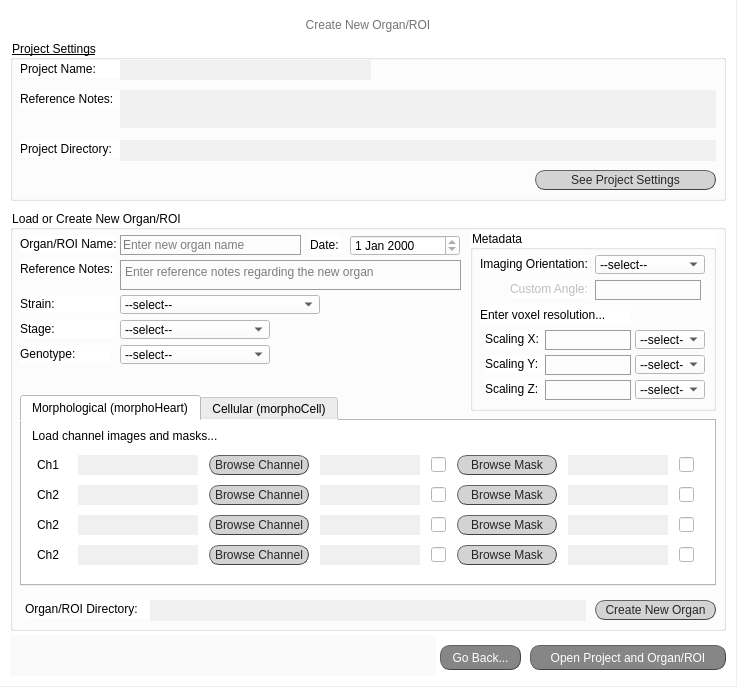
Above: create_organ_screen.ui from jsanchez679/morphoHeart_rev before the change. Below: the same form after it.
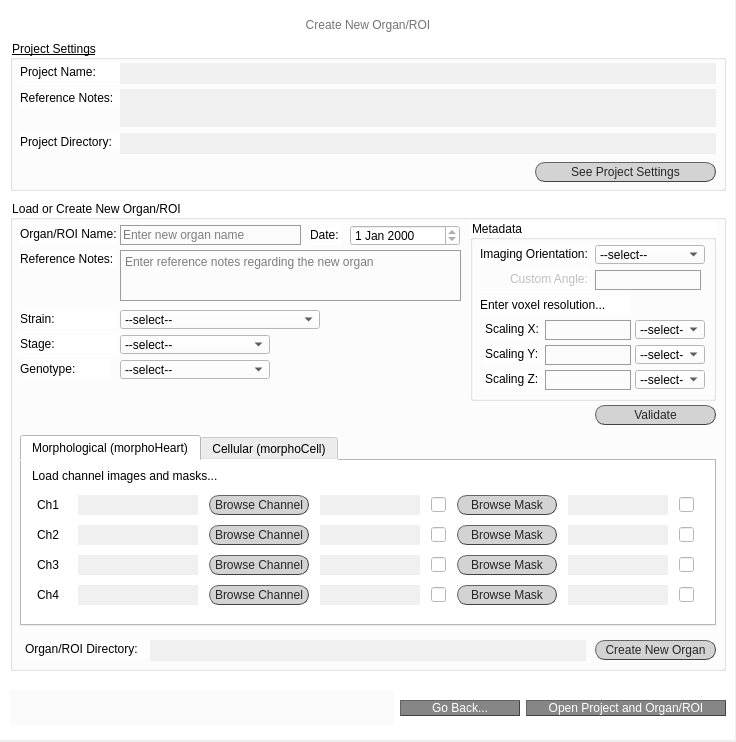
That is the form after the change.

Commit message: Started creating new organ and added reg_ex

```diff
--- a/create_organ_screen.ui
+++ b/create_organ_screen.ui
@@ -6,8 +6,8 @@
    <rect>
     <x>0</x>
     <y>0</y>
-    <width>737</width>
-    <height>687</height>
+    <width>736</width>
+    <height>742</height>
    </rect>
   </property>
   <property name="windowTitle">
@@ -18,8 +18,8 @@
     <rect>
      <x>0</x>
      <y>0</y>
-     <width>736</width>
-     <height>686</height>
+     <width>735</width>
+     <height>740</height>
     </rect>
    </property>
    <property name="styleSheet">
@@ -72,7 +72,7 @@
       <x>10</x>
       <y>40</y>
       <width>716</width>
-      <height>161</height>
+      <height>151</height>
      </rect>
     </property>
     <property name="styleSheet">
@@ -86,7 +86,7 @@
      <property name="geometry">
       <rect>
        <x>10</x>
-       <y>20</y>
+       <y>23</y>
        <width>111</width>
        <height>18</height>
       </rect>
@@ -102,7 +102,7 @@
      <property name="geometry">
       <rect>
        <x>10</x>
-       <y>50</y>
+       <y>49</y>
        <width>111</width>
        <height>18</height>
       </rect>
@@ -118,7 +118,7 @@
      <property name="geometry">
       <rect>
        <x>10</x>
-       <y>100</y>
+       <y>93</y>
        <width>111</width>
        <height>18</height>
       </rect>
@@ -130,47 +130,11 @@
       <string>Project Directory: </string>
      </property>
     </widget>
-    <widget class="QLabel" name="lab_filled_proj_name">
-     <property name="geometry">
-      <rect>
-       <x>110</x>
-       <y>20</y>
-       <width>251</width>
-       <height>20</height>
-      </rect>
-     </property>
-     <property name="styleSheet">
-      <string notr="true">font: 25 9pt &quot;Calibri Light&quot;;
-background-color: rgb(240, 240, 240);
-color: rgb(100, 100, 100);</string>
-     </property>
-     <property name="text">
-      <string/>
-     </property>
-    </widget>
-    <widget class="QLabel" name="lab_filled_ref_notes">
-     <property name="geometry">
-      <rect>
-       <x>110</x>
-       <y>50</y>
-       <width>596</width>
-       <height>38</height>
-      </rect>
-     </property>
-     <property name="styleSheet">
-      <string notr="true">font: 25 9pt &quot;Calibri Light&quot;;
-background-color: rgb(240, 240, 240);
-color: rgb(100, 100, 100);</string>
-     </property>
-     <property name="text">
-      <string/>
-     </property>
-    </widget>
     <widget class="QTextEdit" name="lab_filled_proj_dir">
      <property name="geometry">
       <rect>
        <x>110</x>
-       <y>100</y>
+       <y>93</y>
        <width>596</width>
        <height>21</height>
       </rect>
@@ -210,7 +174,7 @@
      <property name="geometry">
       <rect>
        <x>525</x>
-       <y>130</y>
+       <y>122</y>
        <width>181</width>
        <height>20</height>
       </rect>
@@ -245,14 +209,94 @@
       <bool>true</bool>
      </property>
     </widget>
+    <widget class="QTextEdit" name="lab_filled_proj_name">
+     <property name="geometry">
+      <rect>
+       <x>110</x>
+       <y>23</y>
+       <width>596</width>
+       <height>21</height>
+      </rect>
+     </property>
+     <property name="focusPolicy">
+      <enum>Qt::StrongFocus</enum>
+     </property>
+     <property name="styleSheet">
+      <string notr="true">font: 25 9pt &quot;Calibri Light&quot;;
+background-color: rgb(240, 240, 240);
+color: rgb(100, 100, 100);</string>
+     </property>
+     <property name="frameShape">
+      <enum>QFrame::NoFrame</enum>
+     </property>
+     <property name="frameShadow">
+      <enum>QFrame::Sunken</enum>
+     </property>
+     <property name="verticalScrollBarPolicy">
+      <enum>Qt::ScrollBarAlwaysOff</enum>
+     </property>
+     <property name="horizontalScrollBarPolicy">
+      <enum>Qt::ScrollBarAlwaysOff</enum>
+     </property>
+     <property name="readOnly">
+      <bool>true</bool>
+     </property>
+     <property name="html">
+      <string>&lt;!DOCTYPE HTML PUBLIC &quot;-//W3C//DTD HTML 4.0//EN&quot; &quot;http://www.w3.org/TR/REC-html40/strict.dtd&quot;&gt;
+&lt;html&gt;&lt;head&gt;&lt;meta name=&quot;qrichtext&quot; content=&quot;1&quot; /&gt;&lt;style type=&quot;text/css&quot;&gt;
+p, li { white-space: pre-wrap; }
+&lt;/style&gt;&lt;/head&gt;&lt;body style=&quot; font-family:'Calibri Light'; font-size:9pt; font-weight:24; font-style:normal;&quot;&gt;
+&lt;p align=&quot;center&quot; style=&quot;-qt-paragraph-type:empty; margin-top:0px; margin-bottom:0px; margin-left:0px; margin-right:0px; -qt-block-indent:0; text-indent:0px;&quot;&gt;&lt;br /&gt;&lt;/p&gt;&lt;/body&gt;&lt;/html&gt;</string>
+     </property>
+    </widget>
+    <widget class="QTextEdit" name="lab_filled_ref_notes">
+     <property name="geometry">
+      <rect>
+       <x>110</x>
+       <y>49</y>
+       <width>596</width>
+       <height>38</height>
+      </rect>
+     </property>
+     <property name="focusPolicy">
+      <enum>Qt::StrongFocus</enum>
+     </property>
+     <property name="styleSheet">
+      <string notr="true">font: 25 9pt &quot;Calibri Light&quot;;
+background-color: rgb(240, 240, 240);
+color: rgb(100, 100, 100);</string>
+     </property>
+     <property name="frameShape">
+      <enum>QFrame::NoFrame</enum>
+     </property>
+     <property name="frameShadow">
+      <enum>QFrame::Sunken</enum>
+     </property>
+     <property name="verticalScrollBarPolicy">
+      <enum>Qt::ScrollBarAlwaysOff</enum>
+     </property>
+     <property name="horizontalScrollBarPolicy">
+      <enum>Qt::ScrollBarAlwaysOff</enum>
+     </property>
+     <property name="readOnly">
+      <bool>true</bool>
+     </property>
+     <property name="html">
+      <string>&lt;!DOCTYPE HTML PUBLIC &quot;-//W3C//DTD HTML 4.0//EN&quot; &quot;http://www.w3.org/TR/REC-html40/strict.dtd&quot;&gt;
+&lt;html&gt;&lt;head&gt;&lt;meta name=&quot;qrichtext&quot; content=&quot;1&quot; /&gt;&lt;style type=&quot;text/css&quot;&gt;
+p, li { white-space: pre-wrap; }
+&lt;/style&gt;&lt;/head&gt;&lt;body style=&quot; font-family:'Calibri Light'; font-size:9pt; font-weight:24; font-style:normal;&quot;&gt;
+&lt;p align=&quot;center&quot; style=&quot;-qt-paragraph-type:empty; margin-top:0px; margin-bottom:0px; margin-left:0px; margin-right:0px; -qt-block-indent:0; text-indent:0px;&quot;&gt;&lt;br /&gt;&lt;/p&gt;&lt;/body&gt;&lt;/html&gt;</string>
+     </property>
+    </widget>
    </widget>
    <widget class="QGroupBox" name="set_organ">
     <property name="geometry">
      <rect>
       <x>10</x>
-      <y>210</y>
+      <y>200</y>
       <width>716</width>
-      <height>421</height>
+      <height>471</height>
      </rect>
     </property>
     <property name="sizePolicy">
@@ -273,7 +317,7 @@
      <property name="geometry">
       <rect>
        <x>585</x>
-       <y>390</y>
+       <y>440</y>
        <width>121</width>
        <height>20</height>
       </rect>
@@ -315,7 +359,7 @@
      <property name="geometry">
       <rect>
        <x>10</x>
-       <y>185</y>
+       <y>235</y>
        <width>696</width>
        <height>191</height>
       </rect>
@@ -899,7 +943,7 @@
              <string notr="true">font: 25 10pt &quot;Calibri Light&quot;;</string>
             </property>
             <property name="text">
-             <string>Ch2</string>
+             <string>Ch3</string>
             </property>
            </widget>
           </item>
@@ -1155,7 +1199,7 @@
              <string notr="true">font: 25 10pt &quot;Calibri Light&quot;;</string>
             </property>
             <property name="text">
-             <string>Ch2</string>
+             <string>Ch4</string>
             </property>
            </widget>
           </item>
@@ -1472,7 +1516,7 @@
        <x>110</x>
        <y>50</y>
        <width>341</width>
-       <height>30</height>
+       <height>51</height>
       </rect>
      </property>
      <property name="styleSheet">
@@ -2097,7 +2141,7 @@
      <property name="geometry">
       <rect>
        <x>10</x>
-       <y>85</y>
+       <y>110</y>
        <width>96</width>
        <height>18</height>
       </rect>
@@ -2113,7 +2157,7 @@
      <property name="geometry">
       <rect>
        <x>10</x>
-       <y>110</y>
+       <y>135</y>
        <width>96</width>
        <height>18</height>
       </rect>
@@ -2129,7 +2173,7 @@
      <property name="geometry">
       <rect>
        <x>10</x>
-       <y>135</y>
+       <y>160</y>
        <width>91</width>
        <height>18</height>
       </rect>
@@ -2148,7 +2192,7 @@
      <property name="geometry">
       <rect>
        <x>110</x>
-       <y>85</y>
+       <y>110</y>
        <width>200</width>
        <height>19</height>
       </rect>
@@ -2187,7 +2231,7 @@
      <property name="geometry">
       <rect>
        <x>110</x>
-       <y>110</y>
+       <y>135</y>
        <width>150</width>
        <height>19</height>
       </rect>
@@ -2226,7 +2270,7 @@
      <property name="geometry">
       <rect>
        <x>110</x>
-       <y>135</y>
+       <y>160</y>
        <width>150</width>
        <height>19</height>
       </rect>
@@ -2262,7 +2306,7 @@
      <property name="geometry">
       <rect>
        <x>15</x>
-       <y>390</y>
+       <y>440</y>
        <width>126</width>
        <height>18</height>
       </rect>
@@ -2278,7 +2322,7 @@
      <property name="geometry">
       <rect>
        <x>140</x>
-       <y>390</y>
+       <y>440</y>
        <width>436</width>
        <height>21</height>
       </rect>
@@ -2314,74 +2358,100 @@
 &lt;p align=&quot;center&quot; style=&quot;-qt-paragraph-type:empty; margin-top:0px; margin-bottom:0px; margin-left:0px; margin-right:0px; -qt-block-indent:0; text-indent:0px;&quot;&gt;&lt;br /&gt;&lt;/p&gt;&lt;/body&gt;&lt;/html&gt;</string>
      </property>
     </widget>
-   </widget>
-   <widget class="QPushButton" name="button_open_projorgan">
-    <property name="geometry">
-     <rect>
-      <x>530</x>
-      <y>645</y>
-      <width>196</width>
-      <height>25</height>
-     </rect>
-    </property>
-    <property name="styleSheet">
-     <string notr="true">QPushButton{border-radius:10px;
+    <widget class="QPushButton" name="validate_organ">
+     <property name="enabled">
+      <bool>true</bool>
+     </property>
+     <property name="geometry">
+      <rect>
+       <x>585</x>
+       <y>205</y>
+       <width>121</width>
+       <height>20</height>
+      </rect>
+     </property>
+     <property name="autoFillBackground">
+      <bool>false</bool>
+     </property>
+     <property name="styleSheet">
+      <string notr="true">QPushButton{border-radius:10px;
 border-width: 1px;
 border-style: outset;
 border-color: rgb(66, 66, 66);
-background-color: rgb(134, 134, 134); 
-color: rgb(255, 255, 255);
-font: 11pt &quot;Calibri&quot;;}
+background-color: rgb(211, 211, 211);
+color: rgb(39, 39, 39);
+font: 10pt &quot;Calibri Light&quot;;}
 
 QPushButton:hover{
-	background-color: rgba(162, 0, 122,180);
-	border-color: rgba(162, 0, 122,180);
-	border-width: 2px}
-</string>
-    </property>
-    <property name="text">
-     <string>Open Project and Organ/ROI</string>
-    </property>
-    <property name="checkable">
-     <bool>true</bool>
-    </property>
+background-color: #eb6fbd;
+border-color: #672146
+}</string>
+     </property>
+     <property name="text">
+      <string>Validate</string>
+     </property>
+     <property name="checkable">
+      <bool>true</bool>
+     </property>
+    </widget>
    </widget>
-   <widget class="QLineEdit" name="tE_validate">
+   <widget class="QWidget" name="horizontalLayoutWidget">
     <property name="geometry">
      <rect>
       <x>10</x>
-      <y>635</y>
-      <width>426</width>
-      <height>41</height>
+      <y>685</y>
+      <width>716</width>
+      <height>46</height>
      </rect>
     </property>
-    <property name="styleSheet">
-     <string notr="true">font: 25 9pt &quot;Calibri Light&quot;;
+    <layout class="QHBoxLayout" name="horizontalLayout">
+     <item>
+      <widget class="QLineEdit" name="tE_validate">
+       <property name="minimumSize">
+        <size>
+         <width>0</width>
+         <height>35</height>
+        </size>
+       </property>
+       <property name="maximumSize">
+        <size>
+         <width>16777215</width>
+         <height>35</height>
+        </size>
+       </property>
+       <property name="styleSheet">
+        <string notr="true">font: 25 9pt &quot;Calibri Light&quot;;
 color: rgb(170, 0, 127);
 background-color: rgb(250, 250, 250);
 </string>
-    </property>
-    <property name="frame">
-     <bool>false</bool>
-    </property>
-    <property name="alignment">
-     <set>Qt::AlignCenter</set>
-    </property>
-    <property name="readOnly">
-     <bool>true</bool>
-    </property>
-   </widget>
-   <widget class="QPushButton" name="button_go_back">
-    <property name="geometry">
-     <rect>
-      <x>440</x>
-      <y>645</y>
-      <width>81</width>
-      <height>25</height>
-     </rect>
-    </property>
-    <property name="styleSheet">
-     <string notr="true">QPushButton{border-radius:10px;
+       </property>
+       <property name="frame">
+        <bool>false</bool>
+       </property>
+       <property name="alignment">
+        <set>Qt::AlignCenter</set>
+       </property>
+       <property name="readOnly">
+        <bool>true</bool>
+       </property>
+      </widget>
+     </item>
+     <item>
+      <widget class="QPushButton" name="button_go_back">
+       <property name="minimumSize">
+        <size>
+         <width>120</width>
+         <height>0</height>
+        </size>
+       </property>
+       <property name="maximumSize">
+        <size>
+         <width>120</width>
+         <height>16777215</height>
+        </size>
+       </property>
+       <property name="styleSheet">
+        <string notr="true">QPushButton{border-radius:10px;
 border-width: 1px;
 border-style: outset;
 border-color: rgb(66, 66, 66);
@@ -2394,13 +2464,53 @@
 	border-color: rgba(162, 0, 122,180);
 	border-width: 2px}
 </string>
-    </property>
-    <property name="text">
-     <string>Go Back...</string>
-    </property>
-    <property name="checkable">
-     <bool>true</bool>
-    </property>
+       </property>
+       <property name="text">
+        <string>Go Back...</string>
+       </property>
+       <property name="checkable">
+        <bool>true</bool>
+       </property>
+      </widget>
+     </item>
+     <item>
+      <widget class="QPushButton" name="button_open_projorgan">
+       <property name="minimumSize">
+        <size>
+         <width>200</width>
+         <height>0</height>
+        </size>
+       </property>
+       <property name="maximumSize">
+        <size>
+         <width>200</width>
+         <height>16777215</height>
+        </size>
+       </property>
+       <property name="styleSheet">
+        <string notr="true">QPushButton{border-radius:10px;
+border-width: 1px;
+border-style: outset;
+border-color: rgb(66, 66, 66);
+background-color: rgb(134, 134, 134); 
+color: rgb(255, 255, 255);
+font: 11pt &quot;Calibri&quot;;}
+
+QPushButton:hover{
+	background-color: rgba(162, 0, 122,180);
+	border-color: rgba(162, 0, 122,180);
+	border-width: 2px}
+</string>
+       </property>
+       <property name="text">
+        <string>Open Project and Organ/ROI</string>
+       </property>
+       <property name="checkable">
+        <bool>true</bool>
+       </property>
+      </widget>
+     </item>
+    </layout>
    </widget>
    <zorder>label_2</zorder>
    <zorder>proj_settings</zorder>
```
Left out of the diff: 101 changed lines with no effect on the pictures. The commit also changes 11 other files.
